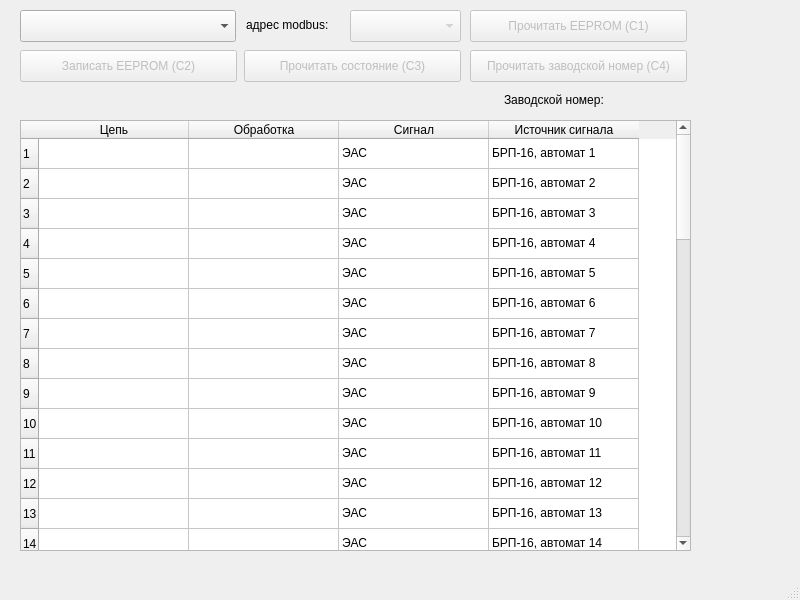
Before: the Qt Designer form mainwindow.ui in an7759anan/tdo50-monitor-qt, drawn with Qt 5.
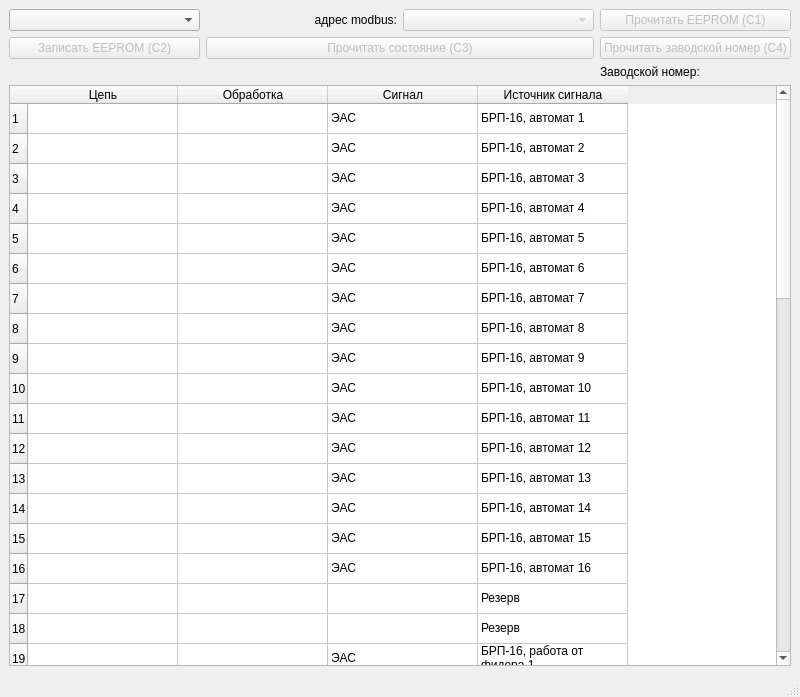
After: the same form once the commit is applied. Icons and pictures are not drawn.

Commit message: extendable window

The edit to the form file:
```diff
--- a/mainwindow.ui
+++ b/mainwindow.ui
@@ -7,96 +7,69 @@
     <x>0</x>
     <y>0</y>
     <width>800</width>
-    <height>600</height>
+    <height>697</height>
    </rect>
   </property>
+  <property name="sizePolicy">
+   <sizepolicy hsizetype="Preferred" vsizetype="Preferred">
+    <horstretch>2</horstretch>
+    <verstretch>0</verstretch>
+   </sizepolicy>
+  </property>
   <property name="windowTitle">
    <string>Монитор ТДО-50 (Система)</string>
   </property>
   <widget class="QWidget" name="centralwidget">
+   <layout class="QGridLayout" name="gridLayout">
+    <item row="0" column="0">
    <widget class="QComboBox" name="comboBox_comport">
-    <property name="geometry">
-     <rect>
-      <x>20</x>
-      <y>10</y>
-      <width>216</width>
-      <height>32</height>
-     </rect>
-    </property>
     <property name="currentText">
      <string/>
     </property>
    </widget>
+    </item>
+    <item row="0" column="1">
    <widget class="QLabel" name="label">
-    <property name="geometry">
-     <rect>
-      <x>246</x>
-      <y>16</y>
-      <width>101</width>
-      <height>18</height>
-     </rect>
-    </property>
     <property name="text">
      <string>адрес modbus:</string>
     </property>
-   </widget>
+      <property name="alignment">
+       <set>Qt::AlignRight|Qt::AlignTrailing|Qt::AlignVCenter</set>
+      </property>
+     </widget>
+    </item>
+    <item row="0" column="2">
    <widget class="QComboBox" name="comboBox_modbus_address">
     <property name="enabled">
      <bool>false</bool>
     </property>
-    <property name="geometry">
-     <rect>
-      <x>350</x>
-      <y>10</y>
-      <width>111</width>
-      <height>32</height>
-     </rect>
-    </property>
-   </widget>
+     </widget>
+    </item>
+    <item row="0" column="3">
    <widget class="QPushButton" name="pushButton_C1">
     <property name="enabled">
      <bool>false</bool>
     </property>
-    <property name="geometry">
-     <rect>
-      <x>470</x>
-      <y>10</y>
-      <width>217</width>
-      <height>32</height>
-     </rect>
-    </property>
     <property name="text">
      <string>Прочитать EEPROM (C1)</string>
     </property>
    </widget>
+    </item>
+    <item row="1" column="0">
    <widget class="QPushButton" name="pushButton_C2">
     <property name="enabled">
      <bool>false</bool>
     </property>
-    <property name="geometry">
-     <rect>
-      <x>20</x>
-      <y>50</y>
-      <width>217</width>
-      <height>32</height>
-     </rect>
-    </property>
     <property name="text">
      <string>Записать EEPROM (C2)</string>
     </property>
    </widget>
+    </item>
+    <item row="1" column="1" colspan="2">
    <widget class="QPushButton" name="pushButton_C3">
     <property name="enabled">
      <bool>false</bool>
     </property>
-    <property name="geometry">
-     <rect>
-      <x>244</x>
-      <y>50</y>
-      <width>217</width>
-      <height>32</height>
-     </rect>
-    </property>
     <property name="text">
      <string>Прочитать состояние (C3)</string>
     </property>
@@ -107,30 +80,47 @@
      <bool>false</bool>
     </property>
    </widget>
+    </item>
+    <item row="1" column="3">
    <widget class="QPushButton" name="pushButton_C4">
     <property name="enabled">
      <bool>false</bool>
     </property>
-    <property name="geometry">
-     <rect>
-      <x>470</x>
-      <y>50</y>
-      <width>217</width>
-      <height>32</height>
-     </rect>
-    </property>
     <property name="text">
      <string>Прочитать заводской номер (C4)</string>
     </property>
    </widget>
+    </item>
+    <item row="2" column="1">
+     <widget class="QLabel" name="exchage_image">
+      <property name="autoFillBackground">
+       <bool>false</bool>
+      </property>
+      <property name="text">
+       <string/>
+      </property>
+      <property name="pixmap">
+       <pixmap resource="tdo50-resources.qrc">:/icon-gray</pixmap>
+      </property>
+     </widget>
+    </item>
+    <item row="2" column="3">
+     <widget class="QLabel" name="label_serial_number">
+      <property name="text">
+       <string>Заводской номер:</string>
+      </property>
+     </widget>
+    </item>
+    <item row="3" column="0" colspan="4">
    <widget class="QTableWidget" name="tableWidget">
-    <property name="geometry">
-     <rect>
-      <x>20</x>
-      <y>120</y>
-      <width>671</width>
-      <height>431</height>
-     </rect>
+      <property name="sizePolicy">
+       <sizepolicy hsizetype="Expanding" vsizetype="Expanding">
+        <horstretch>0</horstretch>
+        <verstretch>0</verstretch>
+       </sizepolicy>
+      </property>
+      <property name="sizeAdjustPolicy">
+       <enum>QAbstractScrollArea::AdjustIgnored</enum>
     </property>
     <attribute name="horizontalHeaderCascadingSectionResizes">
      <bool>false</bool>
@@ -918,38 +908,8 @@
      </property>
     </item>
    </widget>
-   <widget class="QLabel" name="label_serial_number">
-    <property name="geometry">
-     <rect>
-      <x>504</x>
-      <y>90</y>
-      <width>181</width>
-      <height>20</height>
-     </rect>
-    </property>
-    <property name="text">
-     <string>Заводской номер:</string>
-    </property>
-   </widget>
-   <widget class="QLabel" name="exchage_image">
-    <property name="geometry">
-     <rect>
-      <x>330</x>
-      <y>90</y>
-      <width>16</width>
-      <height>18</height>
-     </rect>
-    </property>
-    <property name="autoFillBackground">
-     <bool>false</bool>
-    </property>
-    <property name="text">
-     <string/>
-    </property>
-    <property name="pixmap">
-     <pixmap resource="tdo50-resources.qrc">:/icon-gray</pixmap>
-    </property>
-   </widget>
+    </item>
+   </layout>
   </widget>
   <widget class="QMenuBar" name="menubar">
    <property name="geometry">
```
Lines whose indentation alone changed are shown as unchanged. The commit also changes 2 other files.
